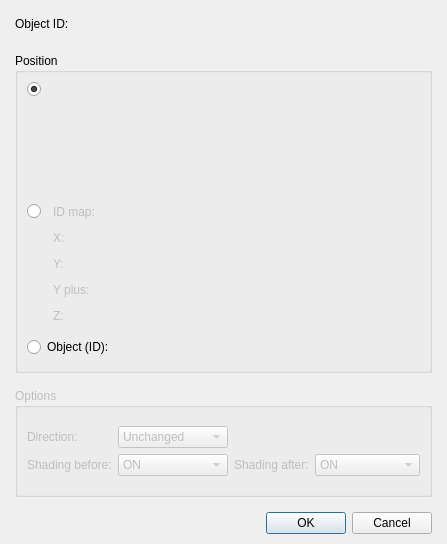
Qt form Editor/Dialogs/Commands/dialogcommandteleportobject.ui (RPG-Paper-Maker/RPG-Paper-Maker) before a commit.
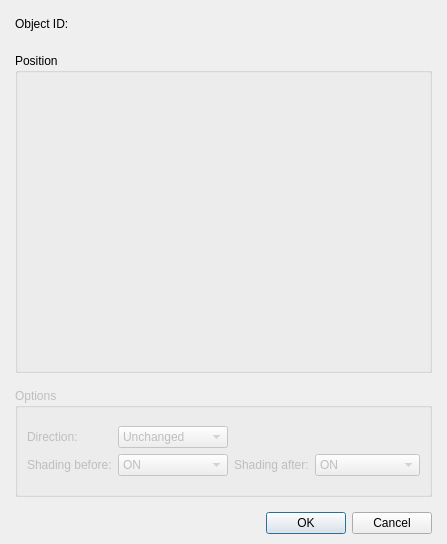
The same form after that commit. Custom widgets are drawn as their Qt base class.

Commit message: [WIP] Command create object in map: create PanelPosition

Patch:
```diff
--- a/Editor/Dialogs/Commands/dialogcommandteleportobject.ui
+++ b/Editor/Dialogs/Commands/dialogcommandteleportobject.ui
@@ -27,7 +27,7 @@
     <number>10</number>
    </property>
    <item row="0" column="0">
-    <layout class="QVBoxLayout" name="verticalLayout_2">
+    <layout class="QVBoxLayout" name="verticalLayout_2" stretch="0,1,0,0">
      <property name="spacing">
       <number>15</number>
      </property>
@@ -84,283 +84,7 @@
        </property>
        <layout class="QGridLayout" name="gridLayout_2">
         <item row="0" column="0">
-         <layout class="QVBoxLayout" name="verticalLayout_3">
-          <item>
-           <layout class="QHBoxLayout" name="horizontalLayout_3" stretch="0,1">
-            <item>
-             <layout class="QVBoxLayout" name="verticalLayout">
-              <item>
-               <widget class="QRadioButton" name="radioButtonSelect">
-                <property name="text">
-                 <string/>
-                </property>
-                <property name="checked">
-                 <bool>true</bool>
-                </property>
-               </widget>
-              </item>
-              <item>
-               <spacer name="verticalSpacer_2">
-                <property name="orientation">
-                 <enum>Qt::Vertical</enum>
-                </property>
-                <property name="sizeHint" stdset="0">
-                 <size>
-                  <width>18</width>
-                  <height>41</height>
-                 </size>
-                </property>
-               </spacer>
-              </item>
-             </layout>
-            </item>
-            <item>
-             <widget class="PanelSelectPosition" name="panelSelectPosition" native="true">
-              <property name="minimumSize">
-               <size>
-                <width>286</width>
-                <height>111</height>
-               </size>
-              </property>
-              <property name="maximumSize">
-               <size>
-                <width>16777215</width>
-                <height>111</height>
-               </size>
-              </property>
-             </widget>
-            </item>
-           </layout>
-          </item>
-          <item>
-           <layout class="QGridLayout" name="gridLayout" columnstretch="0,0,0,1">
-            <property name="verticalSpacing">
-             <number>0</number>
-            </property>
-            <item row="0" column="0">
-             <widget class="QRadioButton" name="radioButtonNumber">
-              <property name="text">
-               <string/>
-              </property>
-             </widget>
-            </item>
-            <item row="0" column="1">
-             <widget class="QLabel" name="labelIDMap">
-              <property name="enabled">
-               <bool>false</bool>
-              </property>
-              <property name="text">
-               <string>ID map:</string>
-              </property>
-             </widget>
-            </item>
-            <item row="0" column="2">
-             <widget class="PanelPrimitiveValue" name="widgetIdMap" native="true">
-              <property name="enabled">
-               <bool>false</bool>
-              </property>
-              <property name="minimumSize">
-               <size>
-                <width>250</width>
-                <height>27</height>
-               </size>
-              </property>
-              <property name="maximumSize">
-               <size>
-                <width>250</width>
-                <height>27</height>
-               </size>
-              </property>
-             </widget>
-            </item>
-            <item row="0" column="3" rowspan="5">
-             <spacer name="horizontalSpacer_3">
-              <property name="orientation">
-               <enum>Qt::Horizontal</enum>
-              </property>
-              <property name="sizeHint" stdset="0">
-               <size>
-                <width>38</width>
-                <height>158</height>
-               </size>
-              </property>
-             </spacer>
-            </item>
-            <item row="1" column="0" rowspan="4">
-             <spacer name="verticalSpacer">
-              <property name="orientation">
-               <enum>Qt::Vertical</enum>
-              </property>
-              <property name="sizeHint" stdset="0">
-               <size>
-                <width>20</width>
-                <height>128</height>
-               </size>
-              </property>
-             </spacer>
-            </item>
-            <item row="1" column="1">
-             <widget class="QLabel" name="labelX">
-              <property name="enabled">
-               <bool>false</bool>
-              </property>
-              <property name="text">
-               <string>X:</string>
-              </property>
-             </widget>
-            </item>
-            <item row="1" column="2">
-             <widget class="PanelPrimitiveValue" name="widgetX" native="true">
-              <property name="enabled">
-               <bool>false</bool>
-              </property>
-              <property name="minimumSize">
-               <size>
-                <width>250</width>
-                <height>27</height>
-               </size>
-              </property>
-              <property name="maximumSize">
-               <size>
-                <width>250</width>
-                <height>27</height>
-               </size>
-              </property>
-             </widget>
-            </item>
-            <item row="2" column="1">
-             <widget class="QLabel" name="labelY">
-              <property name="enabled">
-               <bool>false</bool>
-              </property>
-              <property name="text">
-               <string>Y:</string>
-              </property>
-             </widget>
-            </item>
-            <item row="2" column="2">
-             <widget class="PanelPrimitiveValue" name="widgetY" native="true">
-              <property name="enabled">
-               <bool>false</bool>
-              </property>
-              <property name="minimumSize">
-               <size>
-                <width>250</width>
-                <height>27</height>
-               </size>
-              </property>
-              <property name="maximumSize">
-               <size>
-                <width>250</width>
-                <height>27</height>
-               </size>
-              </property>
-             </widget>
-            </item>
-            <item row="3" column="1">
-             <widget class="QLabel" name="labelYPlus">
-              <property name="enabled">
-               <bool>false</bool>
-              </property>
-              <property name="text">
-               <string>Y plus:</string>
-              </property>
-             </widget>
-            </item>
-            <item row="3" column="2">
-             <widget class="PanelPrimitiveValue" name="widgetYplus" native="true">
-              <property name="enabled">
-               <bool>false</bool>
-              </property>
-              <property name="minimumSize">
-               <size>
-                <width>250</width>
-                <height>27</height>
-               </size>
-              </property>
-              <property name="maximumSize">
-               <size>
-                <width>250</width>
-                <height>27</height>
-               </size>
-              </property>
-             </widget>
-            </item>
-            <item row="4" column="1">
-             <widget class="QLabel" name="labelZ">
-              <property name="enabled">
-               <bool>false</bool>
-              </property>
-              <property name="text">
-               <string>Z:</string>
-              </property>
-             </widget>
-            </item>
-            <item row="4" column="2">
-             <widget class="PanelPrimitiveValue" name="widgetZ" native="true">
-              <property name="enabled">
-               <bool>false</bool>
-              </property>
-              <property name="minimumSize">
-               <size>
-                <width>250</width>
-                <height>27</height>
-               </size>
-              </property>
-              <property name="maximumSize">
-               <size>
-                <width>250</width>
-                <height>27</height>
-               </size>
-              </property>
-             </widget>
-            </item>
-           </layout>
-          </item>
-         </layout>
-        </item>
-        <item row="1" column="0">
-         <layout class="QHBoxLayout" name="horizontalLayout" stretch="0,0,1">
-          <item>
-           <widget class="QRadioButton" name="radioButtonObject">
-            <property name="text">
-             <string>Object (ID):</string>
-            </property>
-           </widget>
-          </item>
-          <item>
-           <widget class="PanelPrimitiveValue" name="widgetObjectIDPosition" native="true">
-            <property name="enabled">
-             <bool>false</bool>
-            </property>
-            <property name="minimumSize">
-             <size>
-              <width>250</width>
-              <height>27</height>
-             </size>
-            </property>
-            <property name="maximumSize">
-             <size>
-              <width>250</width>
-              <height>27</height>
-             </size>
-            </property>
-           </widget>
-          </item>
-          <item>
-           <spacer name="horizontalSpacer_5">
-            <property name="orientation">
-             <enum>Qt::Horizontal</enum>
-            </property>
-            <property name="sizeHint" stdset="0">
-             <size>
-              <width>38</width>
-              <height>20</height>
-             </size>
-            </property>
-           </spacer>
-          </item>
-         </layout>
+         <widget class="PanelPosition" name="panelPosition" native="true"/>
         </item>
        </layout>
       </widget>
@@ -526,9 +250,9 @@
    <container>1</container>
   </customwidget>
   <customwidget>
-   <class>PanelSelectPosition</class>
+   <class>PanelPosition</class>
    <extends>QWidget</extends>
-   <header>panelselectposition.h</header>
+   <header>panelposition.h</header>
    <container>1</container>
   </customwidget>
  </customwidgets>
```
The commit also changes 12 other files.
